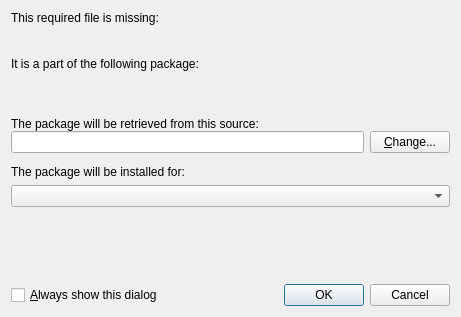
Above: Libraries/MiKTeX/UI/Qt/InstallPackageDialog.ui from MiKTeX/miktex before the change. Below: the same form after it.
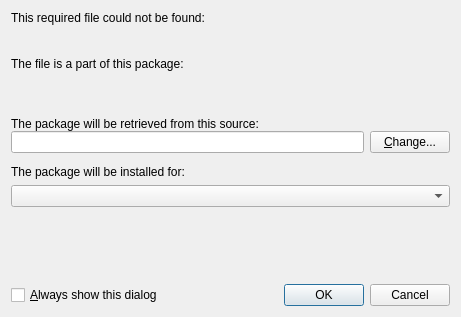
That is the form after the change.

Diff of the .ui file:
```diff
--- a/Libraries/MiKTeX/UI/Qt/InstallPackageDialog.ui
+++ b/Libraries/MiKTeX/UI/Qt/InstallPackageDialog.ui
@@ -27,7 +27,7 @@
    <item>
     <widget class="QLabel" name="label">
      <property name="text">
-      <string>This required file is missing:</string>
+      <string>This required file could not be found:</string>
      </property>
     </widget>
    </item>
@@ -73,7 +73,7 @@
    <item>
     <widget class="QLabel" name="label">
      <property name="text">
-      <string>It is a part of the following package:</string>
+      <string>The file is a part of this package:</string>
      </property>
     </widget>
    </item>
```
